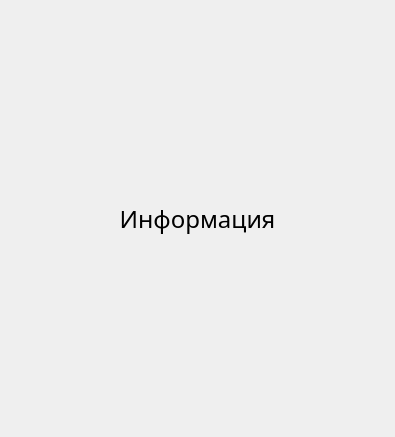
First picture: the form in src/inforeserv.ui, repository Ruha24/HotelQt, before the edit.
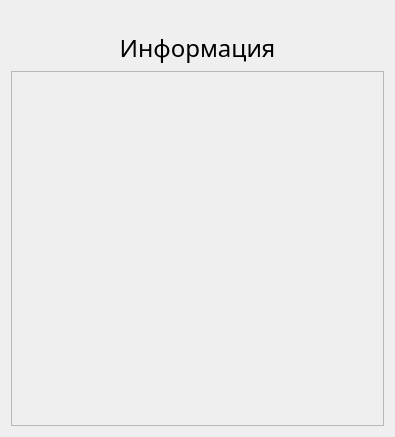
Second picture: the form after the edit.

Diff of the .ui file:
```diff
--- a/src/inforeserv.ui
+++ b/src/inforeserv.ui
@@ -56,6 +56,21 @@
       </widget>
      </item>
      <item>
+      <widget class="QScrollArea" name="scrollArea">
+       <property name="widgetResizable">
+        <bool>true</bool>
+       </property>
+       <widget class="QWidget" name="scrollAreaWidgetContents">
+        <property name="geometry">
+         <rect>
+          <x>0</x>
+          <y>0</y>
+          <width>373</width>
+          <height>356</height>
+         </rect>
+        </property>
+        <layout class="QGridLayout" name="gridLayout_2">
+         <item row="0" column="0">
       <widget class="QLabel" name="label_3">
        <property name="font">
         <font>
@@ -68,6 +83,10 @@
        <property name="wordWrap">
         <bool>true</bool>
        </property>
+          </widget>
+         </item>
+        </layout>
+       </widget>
       </widget>
      </item>
     </layout>
```
Lines whose indentation alone changed are shown as unchanged.
